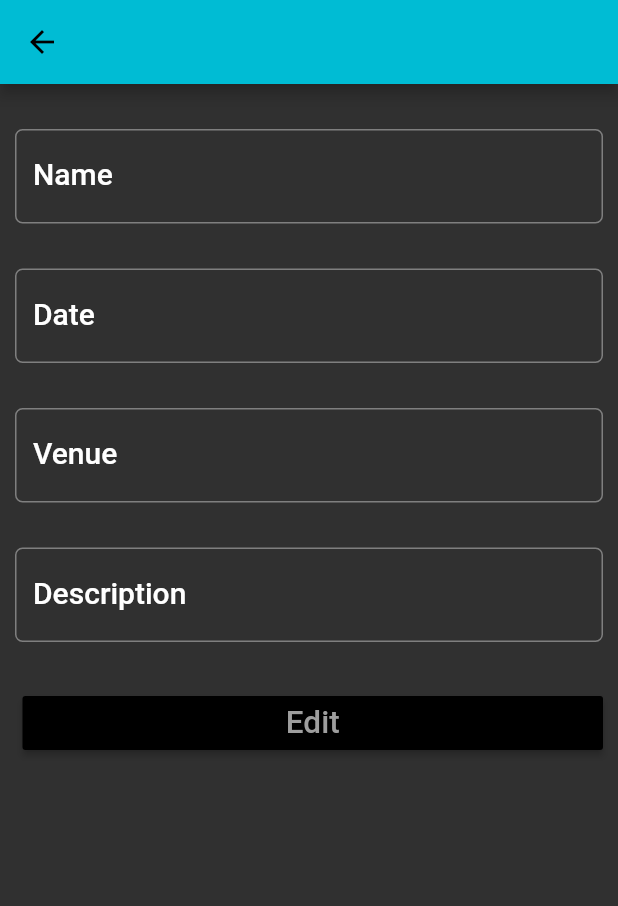
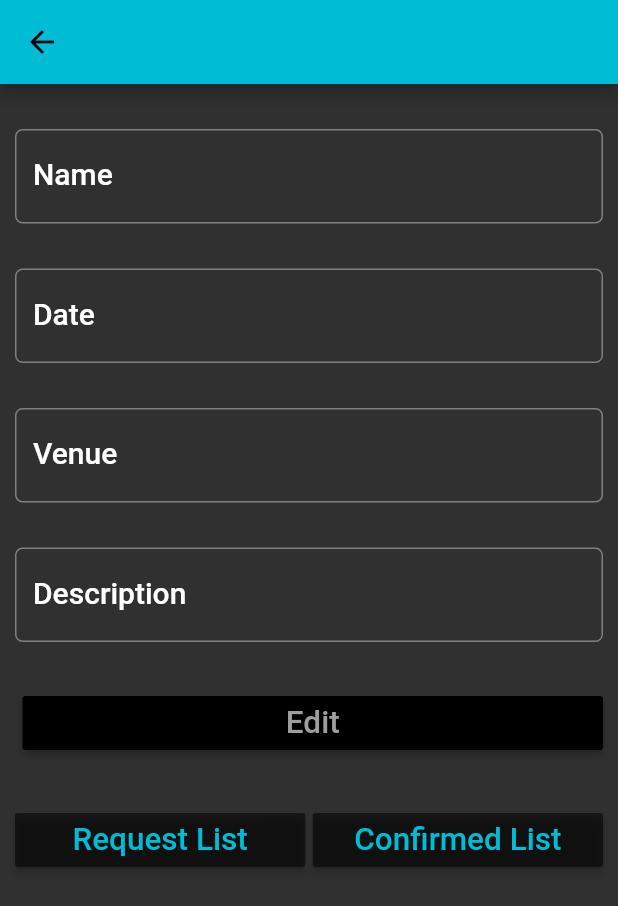
Before and after one commit to Group40/SandT_Group, a Flutter app: the EditEvent screen opened directly with empty values, on a phone screen of 412 x 824 dp. Shown: the top 906 px of the screen. Run offline on Flutter 3.47's test engine with Material 2 defaults, Android fonts, the phone set to English and light mode, and no system bars; network calls fail.

Commit message:
Request list retrieve by Event Id

```diff
--- a/lib/EventPublishingBooking/AddEvent.dart
+++ b/lib/EventPublishingBooking/AddEvent.dart
@@ -162,6 +162,7 @@ class AddEventState extends State<AddEvent> {
                     Padding(
                       padding: EdgeInsets.only(top: 15.0, bottom: 15.0),
                       child: TextFormField(
+                        maxLines: null,
                         controller: descriptionController,
                         validator: (String value) {
                           if (value.isEmpty) {
--- a/lib/EventPublishingBooking/EditEvent.dart
+++ b/lib/EventPublishingBooking/EditEvent.dart
@@ -3,6 +3,7 @@ import 'package:http/http.dart' as http;
 import 'dart:async';
 import 'dart:convert';
 import './EventPublishing.dart';
+import './RequestList.dart';
 var url = "http://10.0.2.2:8080/updateEvent";
 
 class EditEvent extends StatefulWidget {
@@ -198,6 +199,7 @@ class EditEventState extends State<EditEvent> {
                     Padding(
                       padding: EdgeInsets.only(top: 15.0, bottom: 15.0),
                       child: TextFormField(
+                        maxLines: null,
                         controller: descriptionController..text = description,
                         validator: (String value) {
                           if (value.isEmpty) {
@@ -245,6 +247,62 @@ class EditEventState extends State<EditEvent> {
                         ],
                       ),
                     ),
+
+                    //Buttons
+                    Padding(
+                      padding: EdgeInsets.only(top: 15.0, bottom: 15.0),
+                      child: Row(
+                        children: <Widget>[
+
+                          //Reset Button
+                          Expanded(
+                            child: RaisedButton(
+                              color: Colors.black54,
+                              textColor: Theme.of(context).primaryColorLight,
+                              child: Text(
+                                'Request List',
+                                textScaleFactor: 1.5,
+                                style: TextStyle(
+                                  color: Colors.cyan,
+                                ),
+                              ),
+                              onPressed: () {
+                                setState(() {
+                                  Navigator.push(context, MaterialPageRoute(builder: (context){
+                                    return RequestList(text: id);
+                                  }));
+                                });
+                              },
+                            ),
+                          ),
+                          Container(
+                            width: 5.0,
+                          ),
+
+                          //Add Button
+                          Expanded(
+                            child: RaisedButton(
+                              color: Colors.black54,
+                              textColor: Theme.of(context).primaryColorLight,
+                              child: Text(
+                                'Confirmed List',
+                                textScaleFactor: 1.5,
+                                style: TextStyle(
+                                  color: Colors.cyan,
+                                ),
+                              ),
+                              onPressed: () {
+                                setState(() {
+                                  //function
+                                });
+                              },
+                            ),
+                          ),
+
+                        ],
+                      ),
+                    ),
+
                   ],
                 ),
               ),
```
Also changed, not shown: lib/EventPublishingBooking/RequestList.dart (added, +122 -0 lines), lib/EventPublishingBooking/ConfirmedList.dart (added).
